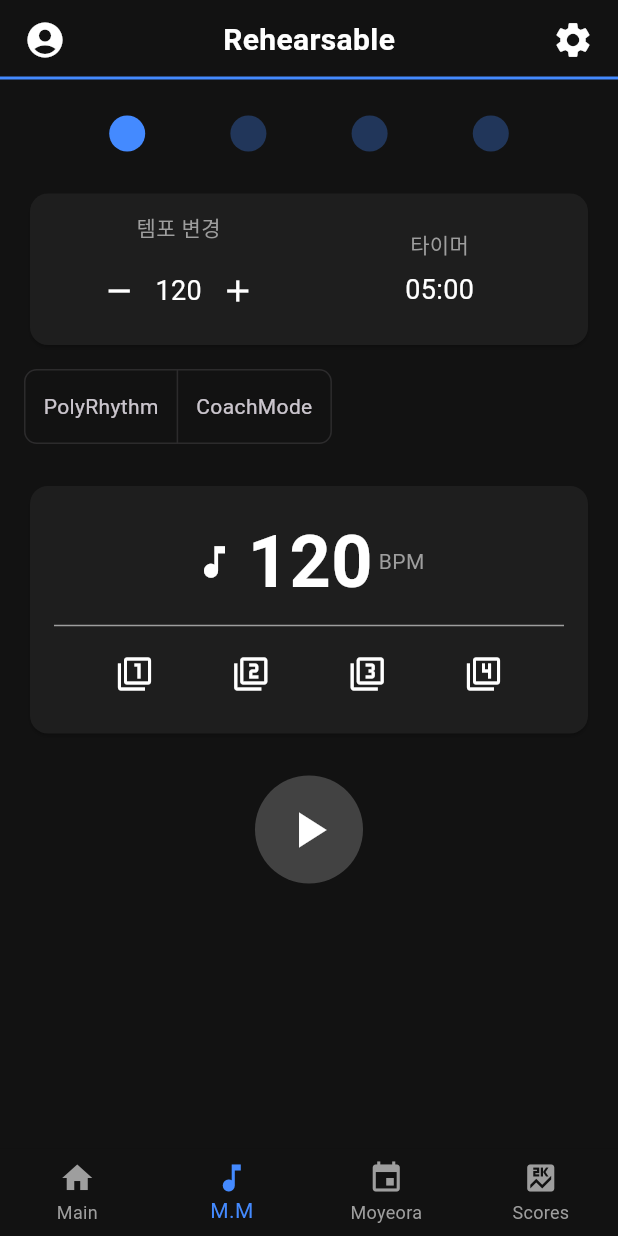
After one commit to Ustar2002/rehearsable, a Flutter app: the screen it shows after launch, item 2 of the bottom bar chosen, on a phone screen of 412 x 824 dp. The commit adds this screen. Run offline on Flutter 3.47's test engine with Material 3 defaults, Android fonts, the phone set to English and light mode, and no system bars.

Commit message:
feat: add metronome_page

```diff
--- /dev/null
+++ b/lib/viewmodels/metronome_view_model.dart
@@ -0,0 +1,70 @@
+import 'dart:async';
+import 'dart:math';
+import 'package:flutter/material.dart';
+
+enum MetronomeMode { normal, polyRhythm, coach }
+
+class MetronomeViewModel extends ChangeNotifier {
+  int bpm = 120;
+  int beatCount = 4;
+  Duration timerDuration = const Duration(minutes: 5);
+  MetronomeMode mode = MetronomeMode.normal;
+
+  Timer? _timer;
+  int _currentBeat = 0;
+
+  int get currentBeat => _currentBeat;
+  bool get isRunning => _timer?.isActive ?? false;
+
+  void increaseBpm() {
+    bpm += 1;
+    notifyListeners();
+  }
+
+  void decreaseBpm() {
+    bpm = max(20, bpm - 1);
+    notifyListeners();
+  }
+
+  void changeBeatCount(int newCount) {
+    beatCount = newCount;
+    notifyListeners();
+  }
+
+  void setTimer(Duration d) {
+    timerDuration = d;
+    notifyListeners();
+  }
+
+  void toggleMode(MetronomeMode m) {
+    mode = m;
+    notifyListeners();
+  }
+
+  void start() {
+    stop();
+    _currentBeat = 0;
+    _timer = Timer.periodic(
+      Duration(milliseconds: (60000 / bpm).round()),
+      (_) {
+        _currentBeat = (_currentBeat + 1) % beatCount;
+        notifyListeners();
+        // TODO: 클릭 소리 재생
+      },
+    );
+    notifyListeners();
+  }
+
+  void stop() {
+    _timer?.cancel();
+    _timer = null;
+    _currentBeat = 0;
+    notifyListeners();
+  }
+
+  @override
+  void dispose() {
+    stop();
+    super.dispose();
+  }
+}
--- a/lib/views/main_page.dart
+++ b/lib/views/main_page.dart
@@ -2,10 +2,11 @@
 import 'package:flutter/material.dart';
 import 'package:provider/provider.dart';
 import '../viewmodels/main_view_model.dart';
-import 'stats_page.dart';
+import 'metronome_page.dart';
+import 'stats_page.dart'; // StatsPage로 이동하는 PracticeTimeSection에서 사용
 
 class MainPage extends StatelessWidget {
-  const MainPage({super.key});
+  const MainPage({Key? key}) : super(key: key);
 
   @override
   Widget build(BuildContext context) {
@@ -19,7 +20,11 @@ class MainPage extends StatelessWidget {
             _buildAppBar(),
             const Divider(color: Colors.blueAccent, thickness: 2, height: 0),
             Expanded(
-              child: ListView(
+              child: IndexedStack(
+                index: vm.currentIndex,
+                children: [
+                  // 0: Dashboard
+                  ListView(
                     padding: const EdgeInsets.all(16),
                     children: [
                       _WeeklyPopularSection(songs: vm.weeklySongs),
@@ -30,6 +35,14 @@ class MainPage extends StatelessWidget {
                       ),
                       const SizedBox(height: 16),
                       _NextScheduleSection(schedule: vm.nextSchedule),
+                    ],
+                  ),
+                  // 1: Metronome
+                  const MetronomePage(),
+                  // 2: Placeholder for ReservationPage
+                  Container(color: const Color(0xFF121212)),
+                  // 3: Placeholder for ScoresPage
+                  Container(color: const Color(0xFF121212)),
                 ],
               ),
             ),
@@ -54,7 +67,7 @@ class MainPage extends StatelessWidget {
   }
 }
 
-// AppBar 부분 분리
+// AppBar 분리
 Widget _buildAppBar() => Padding(
       padding: const EdgeInsets.symmetric(horizontal: 16.0, vertical: 12.0),
       child: Row(
--- /dev/null
+++ b/lib/views/metronome_page.dart
@@ -0,0 +1,220 @@
+// lib/views/metronome_page.dart
+import 'package:flutter/material.dart';
+import 'package:provider/provider.dart';
+import '../viewmodels/metronome_view_model.dart';
+
+class MetronomePage extends StatelessWidget {
+  const MetronomePage({Key? key}) : super(key: key);
+
+  @override
+  Widget build(BuildContext context) {
+    return ChangeNotifierProvider(
+      create: (_) => MetronomeViewModel(),
+      child: Consumer<MetronomeViewModel>(
+        builder: (context, vm, _) {
+          return SingleChildScrollView(
+            padding: const EdgeInsets.symmetric(horizontal: 16, vertical: 24),
+            child: Column(
+              crossAxisAlignment: CrossAxisAlignment.stretch,
+              children: [
+                // 비트 인디케이터
+                Row(
+                  mainAxisAlignment: MainAxisAlignment.spaceEvenly,
+                  children: List.generate(vm.beatCount, (i) {
+                    final isActive = i == vm.currentBeat;
+                    return Container(
+                      width: 24,
+                      height: 24,
+                      decoration: BoxDecoration(
+                        color: isActive
+                            ? Colors.blueAccent
+                            : Colors.blueAccent.withOpacity(0.3),
+                        shape: BoxShape.circle,
+                      ),
+                    );
+                  }),
+                ),
+                const SizedBox(height: 24),
+
+                // 컨트롤러 카드: 템포 변경 / 타이머
+                Card(
+                  color: const Color(0xFF1E1E1E),
+                  shape: RoundedRectangleBorder(
+                      borderRadius: BorderRadius.circular(12)),
+                  child: Padding(
+                    padding: const EdgeInsets.all(12),
+                    child: Row(
+                      children: [
+                        // 템포 변경
+                        Expanded(
+                          child: Column(
+                            children: [
+                              const Text('템포 변경',
+                                  style: TextStyle(color: Colors.grey)),
+                              const SizedBox(height: 8),
+                              Row(
+                                mainAxisAlignment: MainAxisAlignment.center,
+                                children: [
+                                  IconButton(
+                                    icon: const Icon(Icons.remove,
+                                        color: Colors.white),
+                                    onPressed: vm.decreaseBpm,
+                                  ),
+                                  Text('${vm.bpm}',
+                                      style: const TextStyle(
+                                          color: Colors.white, fontSize: 18)),
+                                  IconButton(
+                                    icon:
+                                        const Icon(Icons.add, color: Colors.white),
+                                    onPressed: vm.increaseBpm,
+                                  ),
+                                ],
+                              ),
+                            ],
+                          ),
+                        ),
+                        // 타이머
+                        Expanded(
+                          child: Column(
+                            children: [
+                              const Text('타이머',
+                                  style: TextStyle(color: Colors.grey)),
+                              const SizedBox(height: 8),
+                              Text(
+                                _formatDuration(vm.timerDuration),
+                                style: const TextStyle(
+                                    color: Colors.white, fontSize: 18),
+                              ),
+                            ],
+                          ),
+                        ),
+                      ],
+                    ),
+                  ),
+                ),
+                const SizedBox(height: 12),
+
+                // 모드 선택
+                ToggleButtons(
+                  borderRadius: BorderRadius.circular(8),
+                  fillColor: Colors.blueAccent,
+                  selectedBorderColor: Colors.blueAccent,
+                  children: const [
+                    Padding(
+                        padding: EdgeInsets.symmetric(horizontal: 12),
+                        child: Text('PolyRhythm')),
+                    Padding(
+                        padding: EdgeInsets.symmetric(horizontal: 12),
+                        child: Text('CoachMode')),
+                  ],
+                  isSelected: [
+                    vm.mode == MetronomeMode.polyRhythm,
+                    vm.mode == MetronomeMode.coach,
+                  ],
+                  onPressed: (idx) {
+                    vm.toggleMode(idx == 0
+                        ? MetronomeMode.polyRhythm
+                        : MetronomeMode.coach);
+                  },
+                ),
+                const SizedBox(height: 24),
+
+                // BPM 표시 & 박자 표시
+                Card(
+                  color: const Color(0xFF1E1E1E),
+                  shape: RoundedRectangleBorder(
+                      borderRadius: BorderRadius.circular(12)),
+                  child: Padding(
+                    padding: const EdgeInsets.all(16),
+                    child: Column(
+                      children: [
+                        Row(
+                          mainAxisAlignment: MainAxisAlignment.center,
+                          children: [
+                            const Icon(Icons.music_note,
+                                color: Colors.white, size: 28),
+                            const SizedBox(width: 8),
+                            Text(
+                              '${vm.bpm}',
+                              style: const TextStyle(
+                                  color: Colors.white,
+                                  fontSize: 48,
+                                  fontWeight: FontWeight.bold),
+                            ),
+                            const SizedBox(width: 4),
+                            const Text('BPM',
+                                style: TextStyle(color: Colors.grey)),
+                          ],
+                        ),
+                        const Divider(color: Colors.grey),
+                        Row(
+                          mainAxisAlignment: MainAxisAlignment.spaceEvenly,
+                          children: [
+                            IconButton(
+                              icon:
+                                  const Icon(Icons.filter_1, color: Colors.white),
+                              onPressed: () => vm.changeBeatCount(1),
+                            ),
+                            IconButton(
+                              icon:
+                                  const Icon(Icons.filter_2, color: Colors.white),
+                              onPressed: () => vm.changeBeatCount(2),
+                            ),
+                            IconButton(
+                              icon:
+                                  const Icon(Icons.filter_3, color: Colors.white),
+                              onPressed: () => vm.changeBeatCount(3),
+                            ),
+                            IconButton(
+                              icon:
+                                  const Icon(Icons.filter_4, color: Colors.white),
+                              onPressed: () => vm.changeBeatCount(4),
+                            ),
+                          ],
+                        ),
+                      ],
+                    ),
+                  ),
+                ),
+                const SizedBox(height: 24),
+
+                // Play / Stop 버튼
+                Center(
+                  child: GestureDetector(
+                    onTap: () {
+                      if (vm.isRunning) {
+                        vm.stop();
+                      } else {
+                        vm.start();
+                      }
+                    },
+                    child: Container(
+                      width: 72,
+                      height: 72,
+                      decoration: BoxDecoration(
+                        color: Colors.grey[800],
+                        shape: BoxShape.circle,
+                      ),
+                      child: Icon(
+                        vm.isRunning ? Icons.stop : Icons.play_arrow,
+                        color: Colors.white,
+                        size: 40,
+                      ),
+                    ),
+                  ),
+                ),
+                const SizedBox(height: 24),
+              ],
+            ),
+          );
+        },
+      ),
+    );
+  }
+
+  String _formatDuration(Duration d) {
+    final m = d.inMinutes.remainder(60).toString().padLeft(2, '0');
+    final s = d.inSeconds.remainder(60).toString().padLeft(2, '0');
+    return '$m:$s';
+  }
+}
```
Lines whose indentation alone changed are shown as unchanged.
